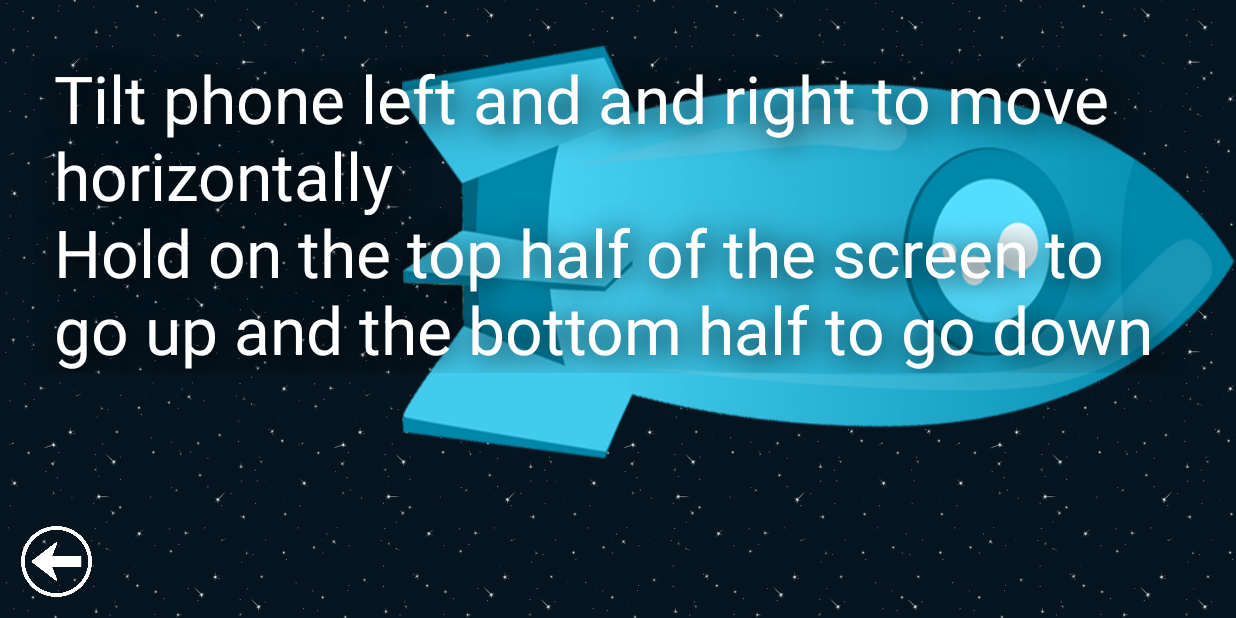
After one commit to heysh/Space-League, an Android app: the InformationActivity screen opened directly, with no data from a screen before it, on a phone screen of 824 x 412 dp (held sideways). The commit adds this screen. Run offline under Robolectric (Android 15) with nearby library versions, the phone set to English and light mode, and no system bars.

Commit message:
Added screen that shows instructions on how to play

```diff
--- a/app/src/main/AndroidManifest.xml
+++ b/app/src/main/AndroidManifest.xml
@@ -14,6 +14,8 @@
         <activity android:name=".HighScoresActivity"
             android:theme="@style/Theme.SpaceLeague"
             android:screenOrientation="landscape"/>
+        <activity android:name=".InformationActivity"
+            android:screenOrientation="landscape"/>
         <activity android:name=".MainActivity"
             android:screenOrientation="landscape">
             <intent-filter>
--- /dev/null
+++ b/app/src/main/java/com/bf000259/spaceleague/InformationActivity.java
@@ -0,0 +1,54 @@
+package com.bf000259.spaceleague;
+
+import android.animation.ValueAnimator;
+import android.app.Activity;
+import android.content.Intent;
+import android.os.Bundle;
+import android.view.View;
+import android.view.animation.Animation;
+import android.view.animation.LinearInterpolator;
+import android.view.animation.TranslateAnimation;
+import android.widget.ImageView;
+
+import androidx.annotation.Nullable;
+import androidx.appcompat.app.AppCompatActivity;
+
+public class InformationActivity extends AppCompatActivity {
+    private void animatePlayer(Activity activity) {
+        final ImageView player = (ImageView) activity.findViewById(R.id.player);
+        player.setVisibility(View.VISIBLE);
+
+        final Animation animation = new TranslateAnimation(
+                TranslateAnimation.RELATIVE_TO_PARENT, 0.2f,
+                TranslateAnimation.RELATIVE_TO_PARENT, -0.5f,
+                TranslateAnimation.RELATIVE_TO_PARENT, 0f,
+                TranslateAnimation.RELATIVE_TO_PARENT, 0f);
+        animation.setDuration(20000);
+        animation.setRepeatCount(-1);
+        animation.setRepeatMode(Animation.REVERSE);
+        animation.setInterpolator(new LinearInterpolator());
+        player.setAnimation(animation);
+    }
+
+    private void returnToMainActivity() {
+        Intent main = new Intent(InformationActivity.this, MainActivity.class);
+        startActivity(main);
+    }
+
+    @Override
+    protected void onCreate(@Nullable Bundle savedInstanceState) {
+        super.onCreate(savedInstanceState);
+        setContentView(R.layout.activity_information);
+
+        MainActivity.hideNavigationBar(this);
+        MainActivity.animateBackground(this);
+        animatePlayer(this);
+
+        findViewById(R.id.back).setOnClickListener(new View.OnClickListener() {
+            @Override
+            public void onClick(View v) {
+                returnToMainActivity();
+            }
+        });
+    }
+}
--- /dev/null
+++ b/app/src/main/res/layout/activity_information.xml
@@ -0,0 +1,51 @@
+<?xml version="1.0" encoding="utf-8"?>
+<RelativeLayout xmlns:android="http://schemas.android.com/apk/res/android"
+    android:layout_width="match_parent" android:layout_height="match_parent">
+
+    <ImageView
+        android:id="@+id/backgroundOne"
+        android:layout_width="match_parent"
+        android:layout_height="match_parent"
+        android:src="@drawable/background"
+        android:scaleType="centerCrop"/>
+
+    <ImageView
+        android:id="@+id/backgroundTwo"
+        android:layout_width="match_parent"
+        android:layout_height="match_parent"
+        android:src="@drawable/background"
+        android:scaleType="centerCrop"/>
+
+    <ImageView
+        android:id="@+id/player"
+        android:layout_width="556sp"
+        android:layout_height="280sp"
+        android:layout_alignParentTop="true"
+        android:layout_alignParentRight="true"
+        android:src="@drawable/player"
+        android:layout_marginTop="28sp"/>
+
+    <TextView
+        android:layout_width="wrap_content"
+        android:layout_height="wrap_content"
+        android:text="Tilt phone left and and right to move horizontally\nHold on the top half of the screen to go up and the bottom half to go down"
+        android:textColor="#ffffff"
+        android:textSize="44sp"
+        android:shadowColor="@color/black"
+        android:shadowDx="5"
+        android:shadowDy="5"
+        android:shadowRadius="25"
+        android:paddingLeft="36sp"
+        android:paddingRight="36sp"
+        android:layout_marginTop="36sp"/>
+
+    <ImageView
+        android:id="@+id/back"
+        android:layout_width="75sp"
+        android:layout_height="75sp"
+        android:layout_alignParentLeft="true"
+        android:layout_alignParentBottom="true"
+        android:src="@drawable/back"
+        android:padding="14sp"/>
+
+</RelativeLayout>
```
Also changed, not shown: app/src/main/java/com/bf000259/spaceleague/MainActivity.java (+16 -4 lines), app/src/main/res/layout/activity_main.xml (+10 -1 lines), app/src/main/res/drawable-v24/back.png (added).
